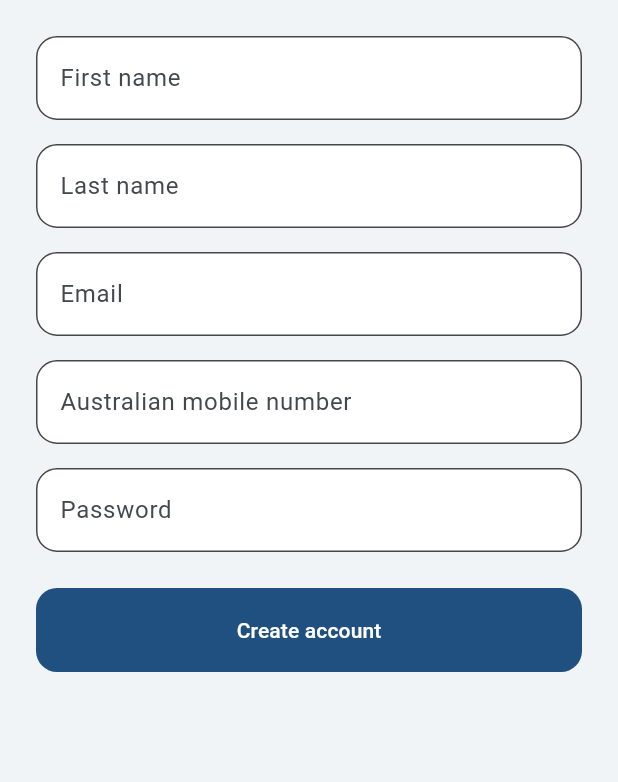
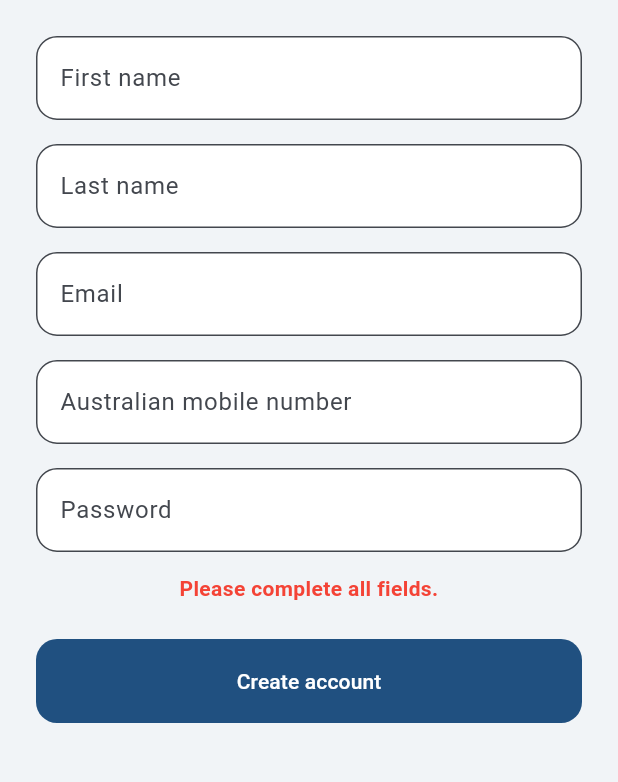
Before and after one commit to HassanEhsani/australia-auto-platform, a Flutter app: the RegisterScreen screen opened directly, after a tap on "Create account", on a phone screen of 412 x 824 dp, the part 168-950 px from its top. Run offline on Flutter 3.47's test engine with Material 3 defaults, Android fonts, the phone set to English and light mode, and no system bars; our stand-ins replace flutter_secure_storage; accounts and stored records are empty.

Commit message:
feat: connect customer registration to backend

```diff
--- a/apps/customer_app/lib/features/auth/presentation/register_screen.dart
+++ b/apps/customer_app/lib/features/auth/presentation/register_screen.dart
@@ -1,7 +1,123 @@
 import 'package:flutter/material.dart';
 
-class RegisterScreen extends StatelessWidget {
+import '../../../app/app_services.dart';
+import '../data/auth_api_client.dart';
+
+class RegisterScreen extends StatefulWidget {
   const RegisterScreen({super.key});
+
+  @override
+  State<RegisterScreen> createState() => _RegisterScreenState();
+}
+
+class _RegisterScreenState extends State<RegisterScreen> {
+  final _firstNameController = TextEditingController();
+  final _lastNameController = TextEditingController();
+  final _emailController = TextEditingController();
+  final _phoneController = TextEditingController();
+  final _passwordController = TextEditingController();
+
+  bool _isLoading = false;
+  String? _errorMessage;
+
+  @override
+  void dispose() {
+    _firstNameController.dispose();
+    _lastNameController.dispose();
+    _emailController.dispose();
+    _phoneController.dispose();
+    _passwordController.dispose();
+    super.dispose();
+  }
+
+  Future<void> _register() async {
+    if (_isLoading) {
+      return;
+    }
+
+    final firstName = _firstNameController.text.trim();
+    final lastName = _lastNameController.text.trim();
+    final email = _emailController.text.trim();
+    final phone = _phoneController.text.trim();
+    final password = _passwordController.text;
+
+    if (firstName.isEmpty ||
+        lastName.isEmpty ||
+        email.isEmpty ||
+        phone.isEmpty ||
+        password.isEmpty) {
+      setState(() {
+        _errorMessage = 'Please complete all fields.';
+      });
+      return;
+    }
+
+    if (!email.contains('@')) {
+      setState(() {
+        _errorMessage = 'Please enter a valid email address.';
+      });
+      return;
+    }
+
+    if (password.length < 12) {
+      setState(() {
+        _errorMessage = 'Password must be at least 12 characters.';
+      });
+      return;
+    }
+
+    setState(() {
+      _isLoading = true;
+      _errorMessage = null;
+    });
+
+    try {
+      final response = await AppServices.authApiClient.register(
+        firstName: firstName,
+        lastName: lastName,
+        email: email,
+        phone: phone,
+        password: password,
+      );
+
+      if (!mounted) {
+        return;
+      }
+
+      ScaffoldMessenger.of(context).showSnackBar(
+        SnackBar(
+          content: Text(
+            'Account created for ${response.email}. You can now sign in.',
+          ),
+          behavior: SnackBarBehavior.floating,
+        ),
+      );
+
+      Navigator.of(context).pop();
+    } on AuthApiException catch (error) {
+      if (!mounted) {
+        return;
+      }
+
+      setState(() {
+        _errorMessage = error.message;
+      });
+    } catch (_) {
+      if (!mounted) {
+        return;
+      }
+
+      setState(() {
+        _errorMessage = 'Unable to connect to King Auto. Please try again.';
+      });
+    } finally {
+      if (mounted) {
+        setState(() {
+          _isLoading = false;
+        });
+      }
+    }
+  }
 
   @override
   Widget build(BuildContext context) {
@@ -23,37 +139,72 @@ class RegisterScreen extends StatelessWidget {
                     ),
                   ),
                   const SizedBox(height: 24),
-                  const TextField(
-                    decoration: InputDecoration(labelText: 'First name'),
+                  TextField(
+                    controller: _firstNameController,
+                    textInputAction: TextInputAction.next,
+                    enabled: !_isLoading,
+                    decoration: const InputDecoration(labelText: 'First name'),
                   ),
                   const SizedBox(height: 16),
-                  const TextField(
-                    decoration: InputDecoration(labelText: 'Last name'),
+                  TextField(
+                    controller: _lastNameController,
+                    textInputAction: TextInputAction.next,
+                    enabled: !_isLoading,
+                    decoration: const InputDecoration(labelText: 'Last name'),
                   ),
                   const SizedBox(height: 16),
-                  const TextField(
+                  TextField(
+                    controller: _emailController,
                     keyboardType: TextInputType.emailAddress,
-                    decoration: InputDecoration(labelText: 'Email'),
+                    textInputAction: TextInputAction.next,
+                    enabled: !_isLoading,
+                    decoration: const InputDecoration(labelText: 'Email'),
                   ),
                   const SizedBox(height: 16),
-                  const TextField(
+                  TextField(
+                    controller: _phoneController,
                     keyboardType: TextInputType.phone,
-                    decoration: InputDecoration(
+                    textInputAction: TextInputAction.next,
+                    enabled: !_isLoading,
+                    decoration: const InputDecoration(
                       labelText: 'Australian mobile number',
                       hintText: '0412 345 678',
                     ),
                   ),
                   const SizedBox(height: 16),
-                  const TextField(
+                  TextField(
+                    controller: _passwordController,
                     obscureText: true,
-                    decoration: InputDecoration(labelText: 'Password'),
+                    textInputAction: TextInputAction.done,
+                    enabled: !_isLoading,
+                    onSubmitted: (_) => _register(),
+                    decoration: const InputDecoration(labelText: 'Password'),
                   ),
+                  if (_errorMessage != null) ...[
+                    const SizedBox(height: 14),
+                    Text(
+                      _errorMessage!,
+                      textAlign: TextAlign.center,
+                      style: const TextStyle(
+                        color: Colors.red,
+                        fontWeight: FontWeight.w600,
+                      ),
+                    ),
+                  ],
                   const SizedBox(height: 24),
                   FilledButton(
-                    onPressed: () {},
-                    child: const Padding(
-                      padding: EdgeInsets.symmetric(vertical: 14),
-                      child: Text('Create account'),
+                    onPressed: _isLoading ? null : _register,
+                    child: Padding(
+                      padding: const EdgeInsets.symmetric(vertical: 14),
+                      child: _isLoading
+                          ? const SizedBox(
+                              width: 22,
+                              height: 22,
+                              child: CircularProgressIndicator(
+                                strokeWidth: 2.5,
+                              ),
+                            )
+                          : const Text('Create account'),
                     ),
                   ),
                 ],
```
Also changed, not shown: apps/customer_app/lib/features/auth/data/auth_api_client.dart (+60 -0 lines).
